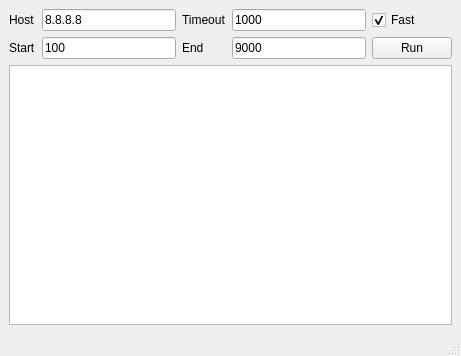
The window that ui/main.ui (jesseklm/mtu-discovery) describes before a commit, drawn with Qt 5.
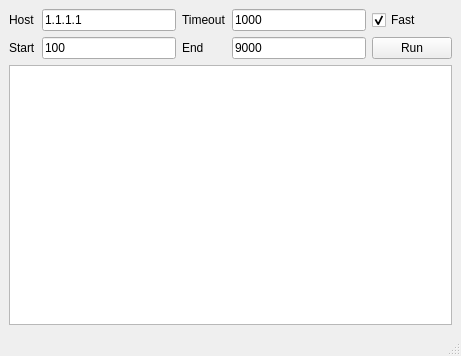
The same window after the commit.

Commit message: new default target host

What changed in the file:
```diff
--- a/ui/main.ui
+++ b/ui/main.ui
@@ -46,7 +46,7 @@
     <item row="0" column="1">
      <widget class="QLineEdit" name="lineEdit_host">
       <property name="text">
-       <string>8.8.8.8</string>
+       <string>1.1.1.1</string>
       </property>
      </widget>
     </item>
```
